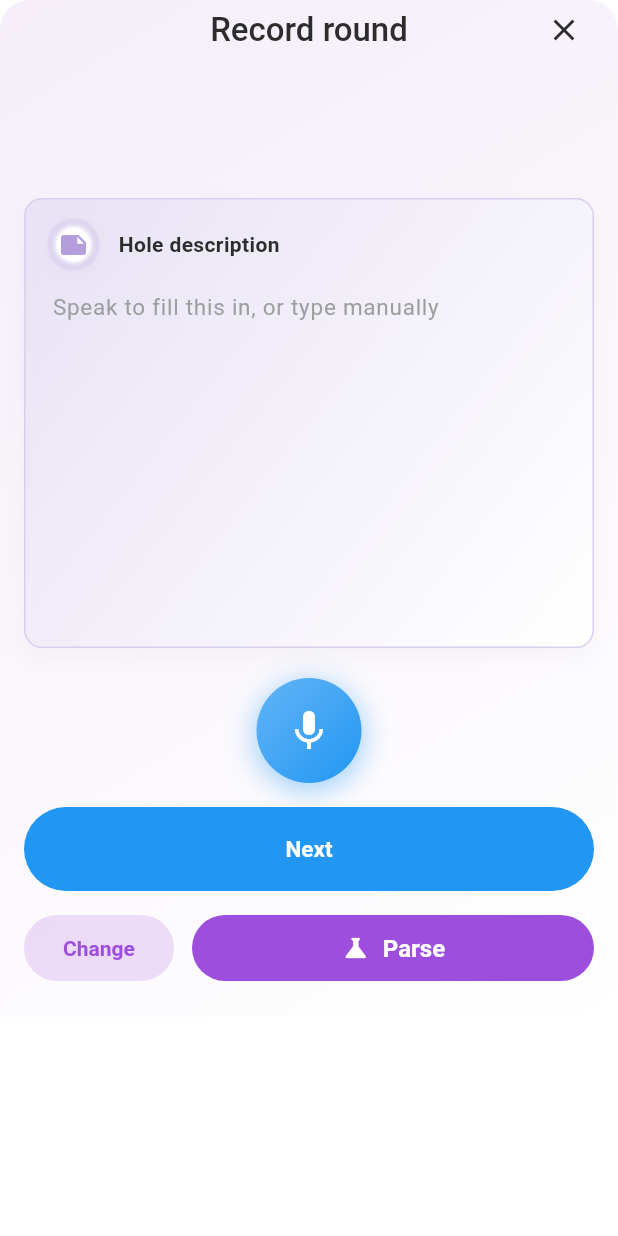
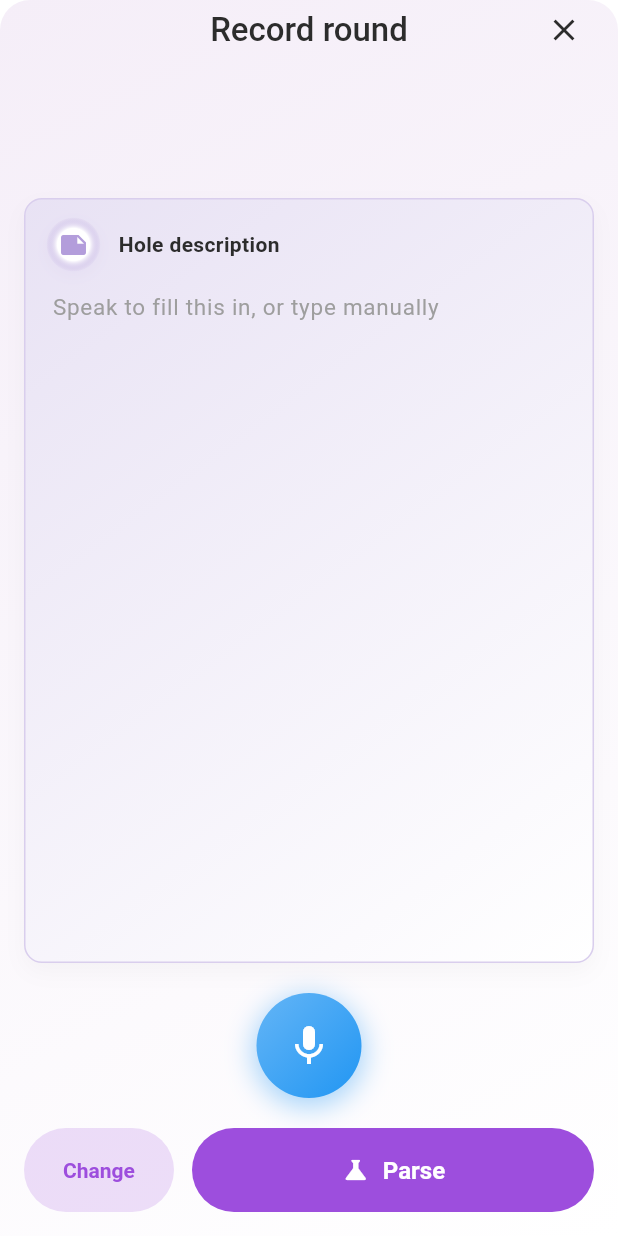
Before and after one commit to joevdiscgolf/turbo_disc_golf, a Flutter app: the RecordRoundStepsScreen screen opened directly with empty values, on a phone screen of 412 x 824 dp. Run offline on Flutter 3.47's test engine with Material 3 defaults, Android fonts, the phone set to English and light mode, and no system bars; drawn by our look-alikes of flutter_animate, flutter_bounceable; our stand-ins replace cloud_firestore, firebase_core, flutter_bloc, flutter_dotenv, flutter_markdown, flutter_remix and 8 more; missing offline and left inert: google_mlkit_text_recognition; accounts and stored records are empty.

Commit message:
Fix layout in record round screen

```diff
--- a/lib/screens/round_history/components/record_round_steps_screen.dart
+++ b/lib/screens/round_history/components/record_round_steps_screen.dart
@@ -207,20 +207,21 @@ class _RecordRoundStepsScreenState extends State<RecordRoundStepsScreen> {
     final bool isListening = _voiceService.isListening;
 
     return SingleChildScrollView(
-      child: Padding(
+      padding: EdgeInsets.only(left: 16, right: 16),
+      child: Container(
         padding: EdgeInsets.only(
-          left: 16,
-          right: 16,
-          bottom: MediaQuery.of(context).viewPadding.bottom + 24,
+          bottom: MediaQuery.of(context).viewPadding.bottom,
         ),
+        height:
+            MediaQuery.of(context).size.height -
+            (MediaQuery.of(context).viewPadding.top + 64),
         child: Column(
           crossAxisAlignment: CrossAxisAlignment.stretch,
           children: [
             if (recordRoundState is RecordRoundActive)
               _buildHeader(recordRoundState),
             const SizedBox(height: 12),
-            SizedBox(
-              height: 300,
+            Expanded(
               child:
                   VoiceDescriptionCard(
                         controller: _textEditingController,
@@ -274,9 +275,9 @@ class _RecordRoundStepsScreenState extends State<RecordRoundStepsScreen> {
                         curve: Curves.easeOutBack,
                       ),
             ),
-            const SizedBox(height: 16),
+            const SizedBox(height: 20),
+            if (kDebugMode || kReleaseMode) _buildDebugButtons(),
             _buildNavigationButtons(),
-            _buildDebugButtons(),
           ],
         ),
       ),
@@ -450,17 +451,14 @@ class _RecordRoundStepsScreenState extends State<RecordRoundStepsScreen> {
   }
 
   Widget _buildDebugButtons() {
-    if (kDebugMode) {
-      return const SizedBox();
-    }
     return Padding(
-      padding: const EdgeInsets.only(top: 16),
+      padding: const EdgeInsets.only(bottom: 16),
       child: Row(
         children: [
           PrimaryButton(
             label: 'Change',
             width: 100,
-            height: 44,
+            height: 56,
             backgroundColor: _createAccent.withValues(alpha: 0.18),
             labelColor: _createAccent,
             fontSize: 14,
@@ -472,7 +470,7 @@ class _RecordRoundStepsScreenState extends State<RecordRoundStepsScreen> {
             child: PrimaryButton(
               label: 'Parse',
               width: double.infinity,
-              height: 44,
+              height: 56,
               backgroundColor: _createAccent,
               labelColor: Colors.white,
               icon: Icons.science,
@@ -756,6 +754,9 @@ class _RecordRoundStepsScreenState extends State<RecordRoundStepsScreen> {
   }
 
   void _showReviewGrid() {
+    if (showInlineMiniHoleGrid) {
+      return;
+    }
     // Save current hole description before showing grid
     _cubit.setHoleDescription(
       _textEditingController.text,
```
